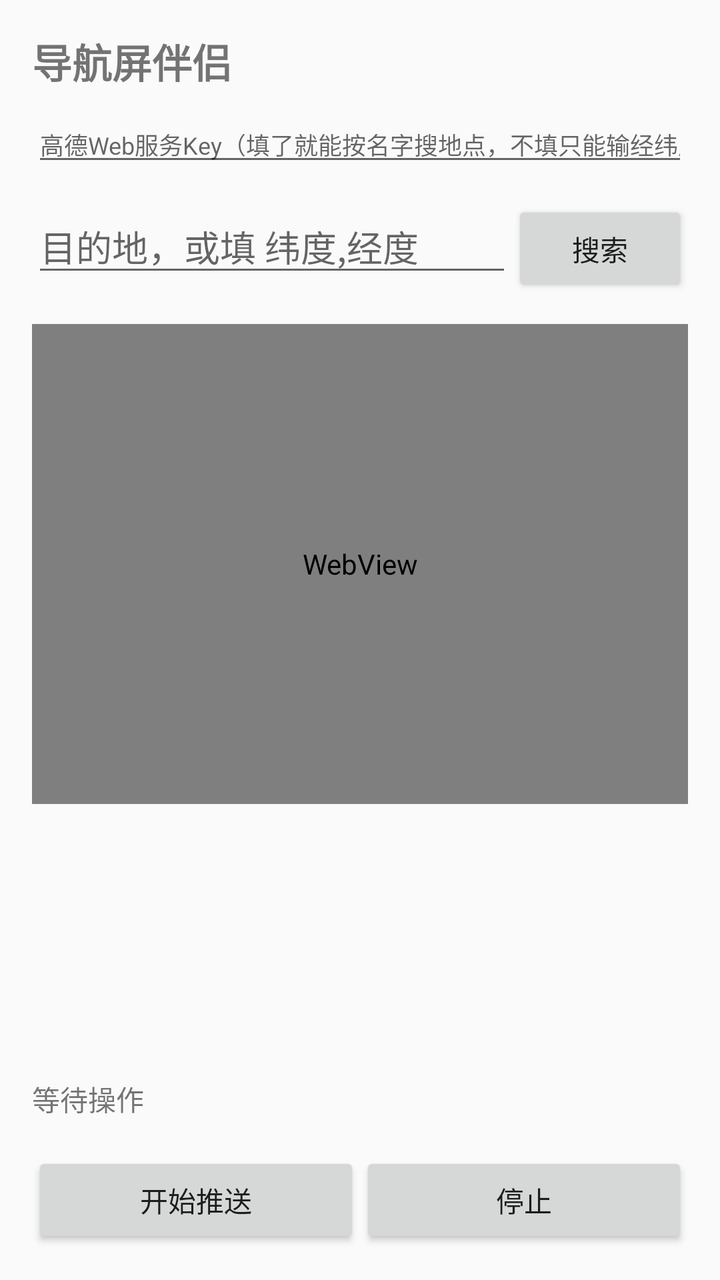
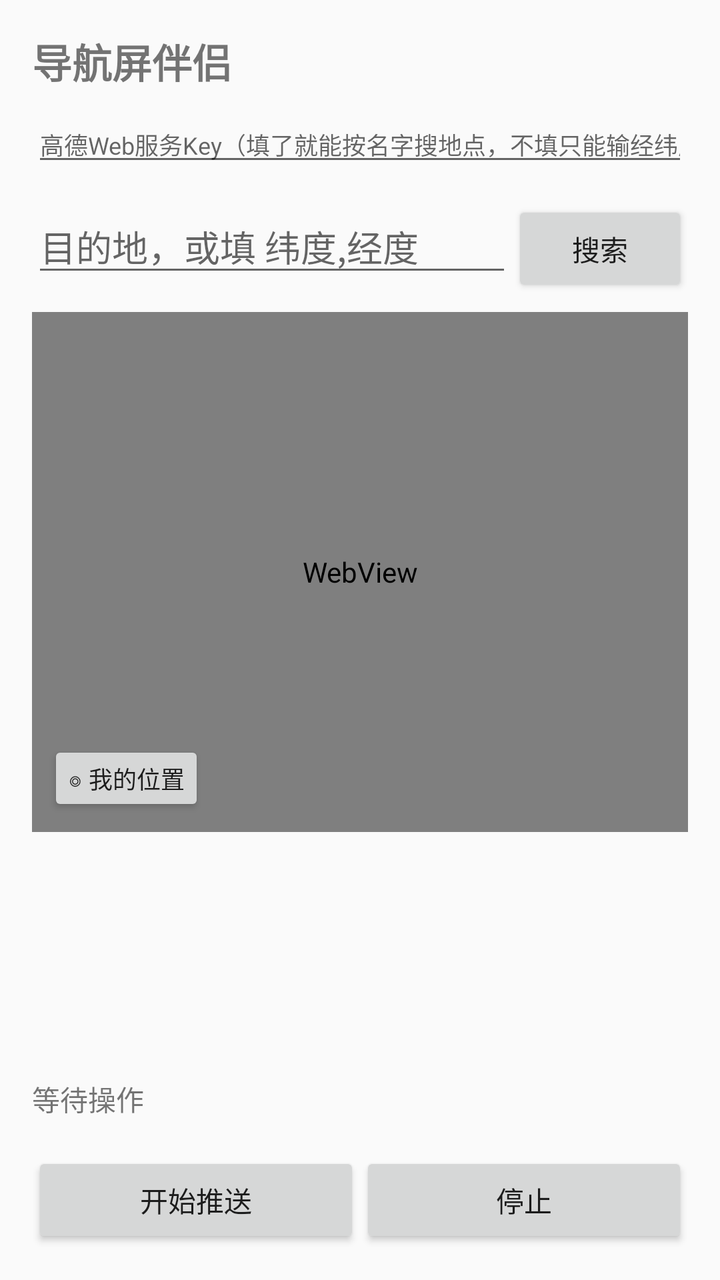

Two renders of the same Android screen: before a commit and after it. Below are the layout's source before the change and the commit's diff.
<!-- AndroidManifest.xml: application theme Theme.NavScreen -->
<!-- res/layout/activity_main.xml -->
<?xml version="1.0" encoding="utf-8"?>
<LinearLayout xmlns:android="http://schemas.android.com/apk/res/android"
    android:layout_width="match_parent"
    android:layout_height="match_parent"
    android:orientation="vertical"
    android:padding="16dp">

    <TextView
        android:layout_width="wrap_content"
        android:layout_height="wrap_content"
        android:text="导航屏伴侣"
        android:textSize="20sp"
        android:textStyle="bold" />

    <EditText
        android:id="@+id/et_key"
        android:layout_width="match_parent"
        android:layout_height="wrap_content"
        android:layout_marginTop="8dp"
        android:hint="高德Web服务Key（填了就能按名字搜地点，不填只能输经纬度）"
        android:imeOptions="actionDone"
        android:singleLine="true"
        android:textSize="12sp" />

    <LinearLayout
        android:layout_width="match_parent"
        android:layout_height="wrap_content"
        android:layout_marginTop="12dp"
        android:orientation="horizontal">

        <EditText
            android:id="@+id/et_dest"
            android:layout_width="0dp"
            android:layout_height="wrap_content"
            android:layout_weight="1"
            android:hint="目的地，或填 纬度,经度"
            android:imeOptions="actionSearch"
            android:singleLine="true" />

        <Button
            android:id="@+id/btn_search"
            android:layout_width="wrap_content"
            android:layout_height="wrap_content"
            android:text="搜索" />
    </LinearLayout>

    
    <HorizontalScrollView
        android:layout_width="match_parent"
        android:layout_height="wrap_content"
        android:layout_marginTop="6dp"
        android:scrollbars="none">

        <LinearLayout
            android:id="@+id/ll_cats"
            android:layout_width="wrap_content"
            android:layout_height="wrap_content"
            android:orientation="horizontal" />
    </HorizontalScrollView>

    
    <LinearLayout
        android:id="@+id/row_history"
        android:layout_width="match_parent"
        android:layout_height="wrap_content"
        android:layout_marginTop="4dp"
        android:gravity="center_vertical"
        android:orientation="horizontal"
        android:visibility="gone">

        <TextView
            android:layout_width="wrap_content"
            android:layout_height="wrap_content"
            android:text="历史"
            android:textColor="#A49FAB"
            android:textSize="12sp" />

        <HorizontalScrollView
            android:layout_width="0dp"
            android:layout_height="wrap_content"
            android:layout_marginStart="8dp"
            android:layout_weight="1"
            android:scrollbars="none">

            <LinearLayout
                android:id="@+id/ll_history"
                android:layout_width="wrap_content"
                android:layout_height="wrap_content"
                android:orientation="horizontal" />
        </HorizontalScrollView>

        <Button
            android:id="@+id/btn_history_clear"
            android:layout_width="wrap_content"
            android:layout_height="wrap_content"
            android:minHeight="0dp"
            android:paddingTop="4dp"
            android:paddingBottom="4dp"
            android:text="清空"
            android:textSize="12sp" />
    </LinearLayout>

    
    <WebView
        android:id="@+id/wv_map"
        android:layout_width="match_parent"
        android:layout_height="240dp"
        android:layout_marginTop="8dp" />

    <ListView
        android:id="@+id/lv_poi"
        android:layout_width="match_parent"
        android:layout_height="0dp"
        android:layout_marginTop="8dp"
        android:layout_weight="1" />

    <TextView
        android:id="@+id/tv_status"
        android:layout_width="match_parent"
        android:layout_height="wrap_content"
        android:layout_marginTop="8dp"
        android:minLines="2"
        android:text="等待操作"
        android:textSize="14sp" />

    <TextView
        android:id="@+id/tv_crash"
        android:layout_width="match_parent"
        android:layout_height="wrap_content"
        android:layout_marginTop="8dp"
        android:background="#33FF3B30"
        android:maxLines="10"
        android:padding="6dp"
        android:textColor="#FF3B30"
        android:textIsSelectable="true"
        android:textSize="11sp"
        android:visibility="gone" />

    <Button
        android:id="@+id/btn_copy_crash"
        android:layout_width="match_parent"
        android:layout_height="wrap_content"
        android:text="复制崩溃日志"
        android:visibility="gone" />

    <LinearLayout
        android:layout_width="match_parent"
        android:layout_height="wrap_content"
        android:orientation="horizontal">

        <Button
            android:id="@+id/btn_start"
            android:layout_width="0dp"
            android:layout_height="wrap_content"
            android:layout_weight="1"
            android:text="开始推送" />

        <Button
            android:id="@+id/btn_stop"
            android:layout_width="0dp"
            android:layout_height="wrap_content"
            android:layout_weight="1"
            android:text="停止" />
    </LinearLayout>

</LinearLayout>
<!-- resources referenced by this layout -->
<resources>
  <style name="Theme.NavScreen" parent="Theme.AppCompat.Light.NoActionBar">
          <item name="colorPrimary">#FF7A1A</item>
          <item name="colorPrimaryDark">#E06A10</item>
          <item name="colorAccent">#FF7A1A</item>
          <item name="android:windowLightStatusBar">true</item>
      </style>
</resources>

<!-- the commit's change to res/layout/activity_main.xml (unified diff, before → after) -->
@@ -45,20 +45,6 @@
     </LinearLayout>
 
     
-    <HorizontalScrollView
-        android:layout_width="match_parent"
-        android:layout_height="wrap_content"
-        android:layout_marginTop="6dp"
-        android:scrollbars="none">
-
-        <LinearLayout
-            android:id="@+id/ll_cats"
-            android:layout_width="wrap_content"
-            android:layout_height="wrap_content"
-            android:orientation="horizontal" />
-    </HorizontalScrollView>
-
-    
     <LinearLayout
         android:id="@+id/row_history"
         android:layout_width="match_parent"
@@ -101,11 +87,28 @@
     </LinearLayout>
 
     
-    <WebView
-        android:id="@+id/wv_map"
+    <FrameLayout
         android:layout_width="match_parent"
-        android:layout_height="240dp"
-        android:layout_marginTop="8dp" />
+        android:layout_height="260dp"
+        android:layout_marginTop="8dp">
+
+        <WebView
+            android:id="@+id/wv_map"
+            android:layout_width="match_parent"
+            android:layout_height="match_parent" />
+
+        <Button
+            android:id="@+id/btn_myloc"
+            android:layout_width="wrap_content"
+            android:layout_height="wrap_content"
+            android:layout_gravity="bottom|start"
+            android:layout_margin="8dp"
+            android:minHeight="0dp"
+            android:minWidth="0dp"
+            android:padding="10dp"
+            android:text="◎ 我的位置"
+            android:textSize="12sp" />
+    </FrameLayout>
 
     <ListView
         android:id="@+id/lv_poi"
